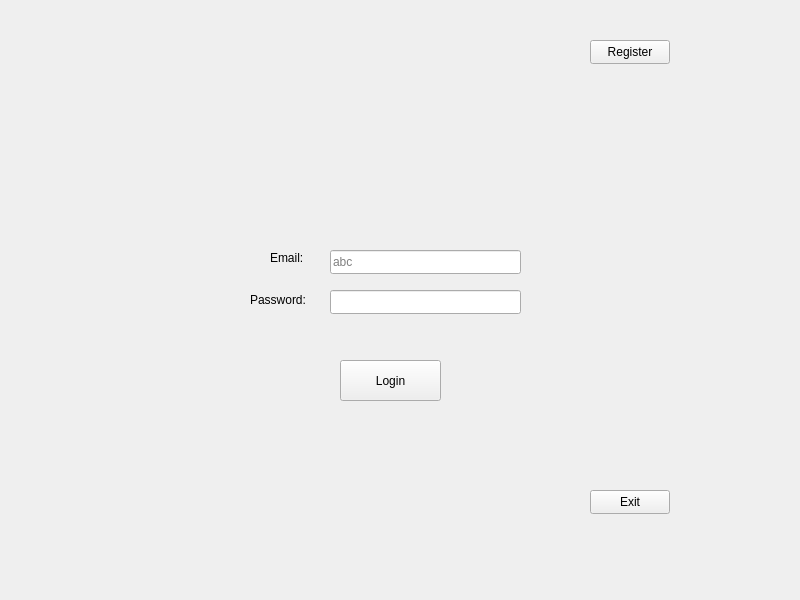
First picture: the form in mainwindow.ui, repository ppera72/ELearning-PlatformV2, before the edit.
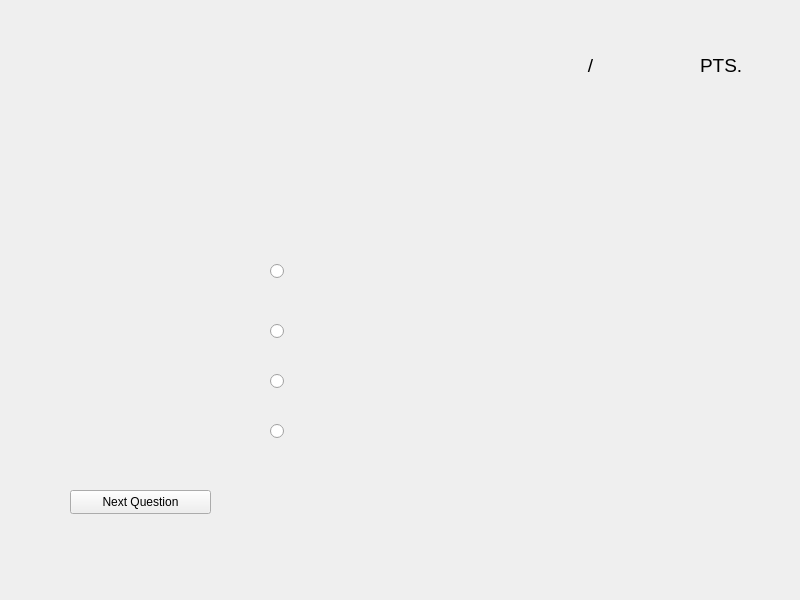
Second picture: the form after the edit. The open tabs and pages were chosen to show the change.

Commit message: added part of solving a test by stud

Patch:
```diff
--- a/mainwindow.ui
+++ b/mainwindow.ui
@@ -1396,6 +1396,164 @@
       </item>
      </widget>
     </widget>
+    <widget class="QWidget" name="SMSolveTheTestPage">
+     <widget class="QRadioButton" name="SMSTTAnswer1Button">
+      <property name="geometry">
+       <rect>
+        <x>270</x>
+        <y>280</y>
+        <width>351</width>
+        <height>22</height>
+       </rect>
+      </property>
+      <property name="text">
+       <string/>
+      </property>
+     </widget>
+     <widget class="QRadioButton" name="SMSTTAnswer2Button">
+      <property name="geometry">
+       <rect>
+        <x>270</x>
+        <y>340</y>
+        <width>461</width>
+        <height>22</height>
+       </rect>
+      </property>
+      <property name="text">
+       <string/>
+      </property>
+     </widget>
+     <widget class="QRadioButton" name="SMSTTAnswer3Button">
+      <property name="geometry">
+       <rect>
+        <x>270</x>
+        <y>390</y>
+        <width>491</width>
+        <height>22</height>
+       </rect>
+      </property>
+      <property name="text">
+       <string/>
+      </property>
+     </widget>
+     <widget class="QRadioButton" name="SMSTTAnswer4Button">
+      <property name="geometry">
+       <rect>
+        <x>270</x>
+        <y>440</y>
+        <width>491</width>
+        <height>22</height>
+       </rect>
+      </property>
+      <property name="text">
+       <string/>
+      </property>
+     </widget>
+     <widget class="QPushButton" name="SMSTTNextQuestionButton">
+      <property name="geometry">
+       <rect>
+        <x>70</x>
+        <y>510</y>
+        <width>141</width>
+        <height>24</height>
+       </rect>
+      </property>
+      <property name="text">
+       <string>Next Question</string>
+      </property>
+     </widget>
+     <widget class="QLabel" name="SMSTTQuestionLabel">
+      <property name="geometry">
+       <rect>
+        <x>100</x>
+        <y>180</y>
+        <width>571</width>
+        <height>61</height>
+       </rect>
+      </property>
+      <property name="text">
+       <string/>
+      </property>
+      <property name="alignment">
+       <set>Qt::AlignmentFlag::AlignCenter</set>
+      </property>
+     </widget>
+     <widget class="QLabel" name="SMSTTCorrectAnswersLabel">
+      <property name="geometry">
+       <rect>
+        <x>480</x>
+        <y>70</y>
+        <width>61</width>
+        <height>31</height>
+       </rect>
+      </property>
+      <property name="font">
+       <font>
+        <pointsize>14</pointsize>
+       </font>
+      </property>
+      <property name="text">
+       <string/>
+      </property>
+     </widget>
+     <widget class="QLabel" name="SMSTTSlashLabel">
+      <property name="geometry">
+       <rect>
+        <x>560</x>
+        <y>70</y>
+        <width>61</width>
+        <height>31</height>
+       </rect>
+      </property>
+      <property name="font">
+       <font>
+        <pointsize>14</pointsize>
+       </font>
+      </property>
+      <property name="text">
+       <string>/</string>
+      </property>
+      <property name="alignment">
+       <set>Qt::AlignmentFlag::AlignCenter</set>
+      </property>
+     </widget>
+     <widget class="QLabel" name="SMSTTAllAnswersLabel">
+      <property name="geometry">
+       <rect>
+        <x>630</x>
+        <y>70</y>
+        <width>61</width>
+        <height>31</height>
+       </rect>
+      </property>
+      <property name="font">
+       <font>
+        <pointsize>14</pointsize>
+       </font>
+      </property>
+      <property name="text">
+       <string/>
+      </property>
+     </widget>
+     <widget class="QLabel" name="label_3">
+      <property name="geometry">
+       <rect>
+        <x>700</x>
+        <y>70</y>
+        <width>51</width>
+        <height>31</height>
+       </rect>
+      </property>
+      <property name="font">
+       <font>
+        <pointsize>14</pointsize>
+       </font>
+      </property>
+      <property name="text">
+       <string>PTS.</string>
+      </property>
+     </widget>
+    </widget>
    </widget>
   </widget>
  </widget>
```
Left out of the diff: 104 changed lines with no effect on the pictures. The commit also changes 15 other files.
